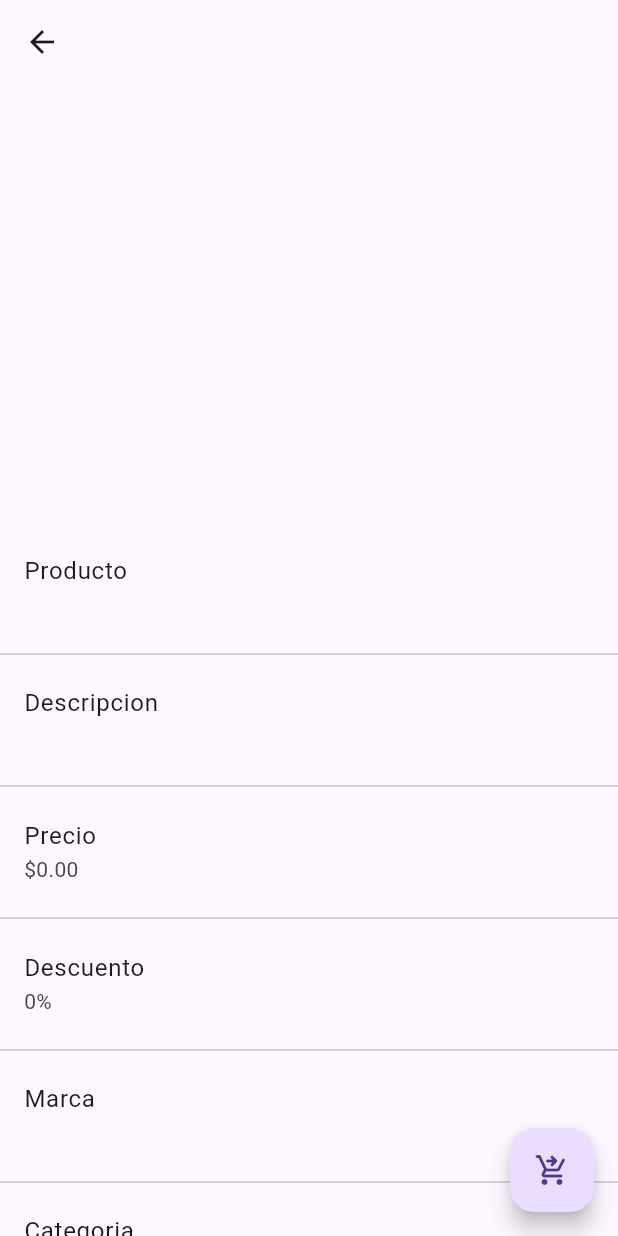
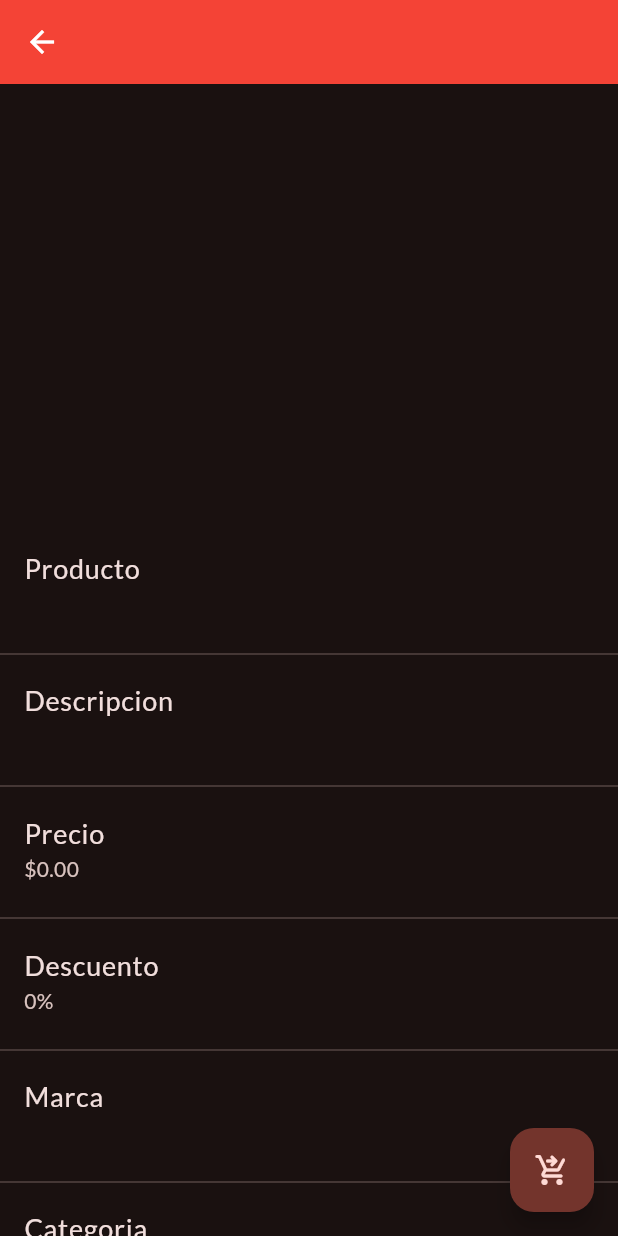
Before and after one commit to ramirezsebas/products_app, a Flutter app: the ProductScreen screen opened directly with empty values, on a phone screen of 412 x 824 dp. Run offline on Flutter 3.47's test engine with Material 3 defaults, Android fonts, the phone set to English and light mode, and no system bars; drawn by our look-alikes of card_swiper; our stand-ins replace cached_network_image, dio, equatable, flutter_riverpod, flutter_slidable, go_router and 3 more; generated files the repository leaves out were written again; network calls fail.

Commit message:
Add dark theme to app

```diff
--- a/lib/app/app.dart
+++ b/lib/app/app.dart
@@ -1,5 +1,6 @@
 import 'package:flutter/material.dart';
 import 'package:product_manager/app/core/router.dart';
+import 'package:product_manager/app/core/themes.dart';
 
 class App extends StatelessWidget {
   const App({super.key});
@@ -9,6 +10,7 @@ class App extends StatelessWidget {
     return MaterialApp.router(
       title: 'Material App',
       routerConfig: router,
+      theme: darkTheme,
     );
   }
 }
--- /dev/null
+++ b/lib/app/core/themes.dart
@@ -0,0 +1,19 @@
+import 'package:flutter/material.dart';
+import 'package:google_fonts/google_fonts.dart';
+
+ThemeData darkTheme = ThemeData(
+  useMaterial3: true,
+  fontFamily: GoogleFonts.lato().fontFamily,
+  textTheme: const TextTheme(
+    displayLarge: TextStyle(fontSize: 32, fontWeight: FontWeight.bold),
+    bodyLarge: TextStyle(fontSize: 18, color: Colors.white70),
+  ),
+  appBarTheme: const AppBarTheme(
+    color: Colors.red,
+    iconTheme: IconThemeData(color: Colors.white),
+  ),
+  colorScheme: ColorScheme.fromSeed(
+    seedColor: Colors.red,
+    brightness: Brightness.dark,
+  ),
+);
```
